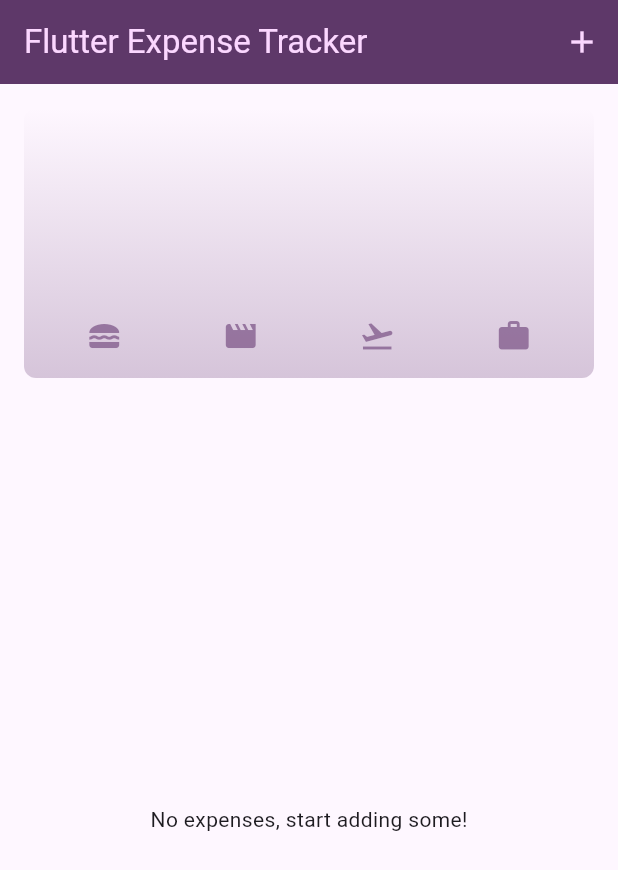
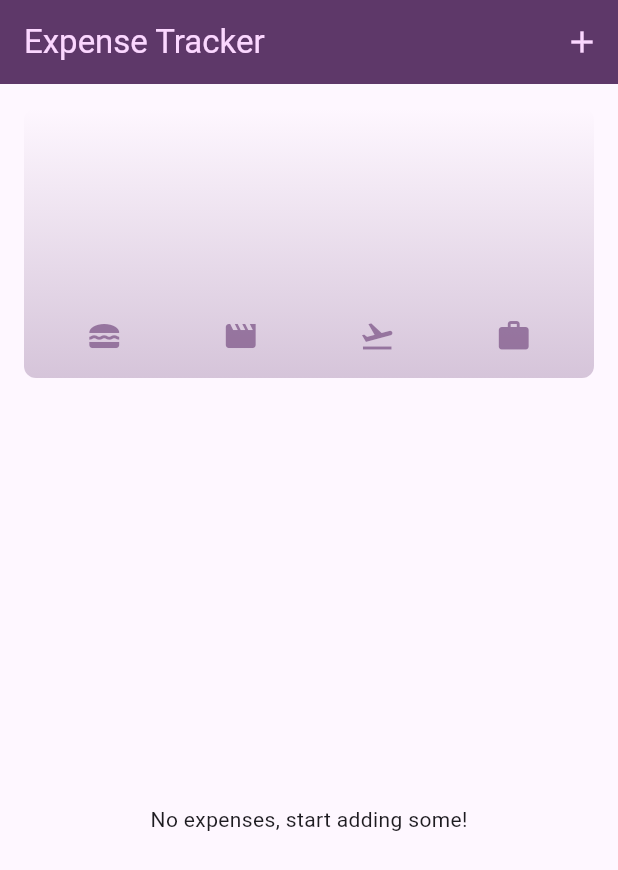
Before and after one commit to Shivansh1602/expense-tracker, a Flutter app: the screen it shows after launch, on a phone screen of 412 x 824 dp. Shown: the top 870 px of the screen. Run offline on Flutter 3.47's test engine with Material 3 defaults, Android fonts, the phone set to English and light mode, and no system bars.

Commit message:
Ensured responsive UI by adapting to screen size, orientation, and input methods.

```diff
--- a/lib/Expenses.dart
+++ b/lib/Expenses.dart
@@ -13,17 +13,18 @@ class Expenses extends StatefulWidget {
 }
 
 // dummy data create krhe hai using expense class and storing it in a variable of type list<expense>
-final List<Expense> registered_expense = [
-  //this variable of type List<Expense> is created to store dummy data
+final List<Expense> registered_expense = [    ];          //this variable of type List<Expense> was created to store dummy data
 
-];
+
 
 
 
 
 class _ExpensesState extends State<Expenses> {
   void openAddExpense() {
+
     showModalBottomSheet(
+      useSafeArea: true,
       isScrollControlled: true,
       context: context,
       builder: (ctx) => Newexpense(onAddExpense: _addExpense,),
@@ -69,6 +70,9 @@ final expenseIndex=registered_expense.indexOf(expense); // expenseIndex variable
   @override
   Widget build(BuildContext context) {
 
+   final width= MediaQuery.of(context).size.width;
+
+
   Widget mainContent=Center(child: Text('No expenses, start adding some!'),);           //creating this to show a message if there is no expense present on the main screen
 
   if(registered_expense.isNotEmpty){                                                            // if we add expense we override the empty screen text message and presemt the data in the registered expense
@@ -82,7 +86,7 @@ final expenseIndex=registered_expense.indexOf(expense); // expenseIndex variable
 
     return Scaffold(
       appBar: AppBar(
-        title: Text('Flutter Expense Tracker'),
+        title: Text('Expense Tracker'),
         actions: [
           IconButton(
             onPressed: () {
@@ -92,13 +96,19 @@ final expenseIndex=registered_expense.indexOf(expense); // expenseIndex variable
           ),
         ],
       ),
-      body: Column(
+      body: width<600?Column(
         children: [
           Chart(expenses:registered_expense),
           Expanded(child:mainContent,  //passing the content
             ),
         ],
-      ),
+      ):
+      Row(
+        children: [
+       Expanded(child: Chart(expenses:registered_expense)),
+          Expanded(child:mainContent,)
+        ],
+      )
     );
   }
 }
--- a/lib/widgets/ExpensesList.dart
+++ b/lib/widgets/ExpensesList.dart
@@ -1,4 +1,3 @@
-import 'package:expense_tracker/Expenses.dart';
 import 'package:flutter/material.dart';
 import 'package:expense_tracker/models/Expense.dart';
 import 'package:expense_tracker/widgets/ExpensesItems.dart';
```
Also changed, not shown: lib/NewExpense.dart (+7 -3 lines), lib/main.dart (+30 -20 lines).
